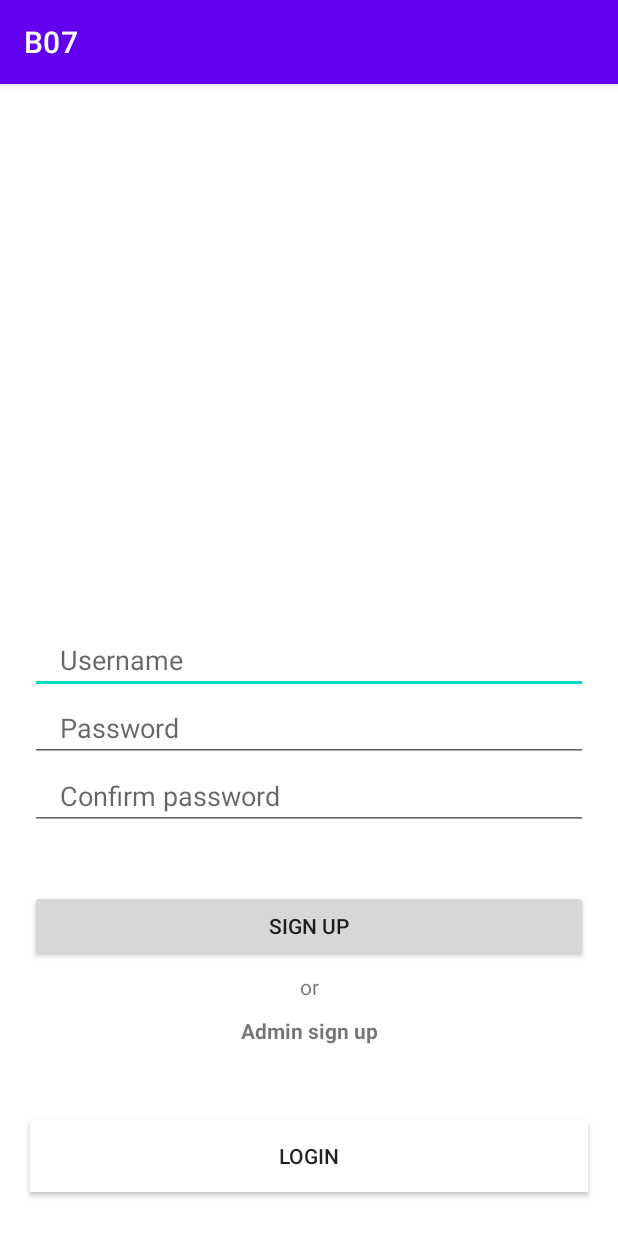
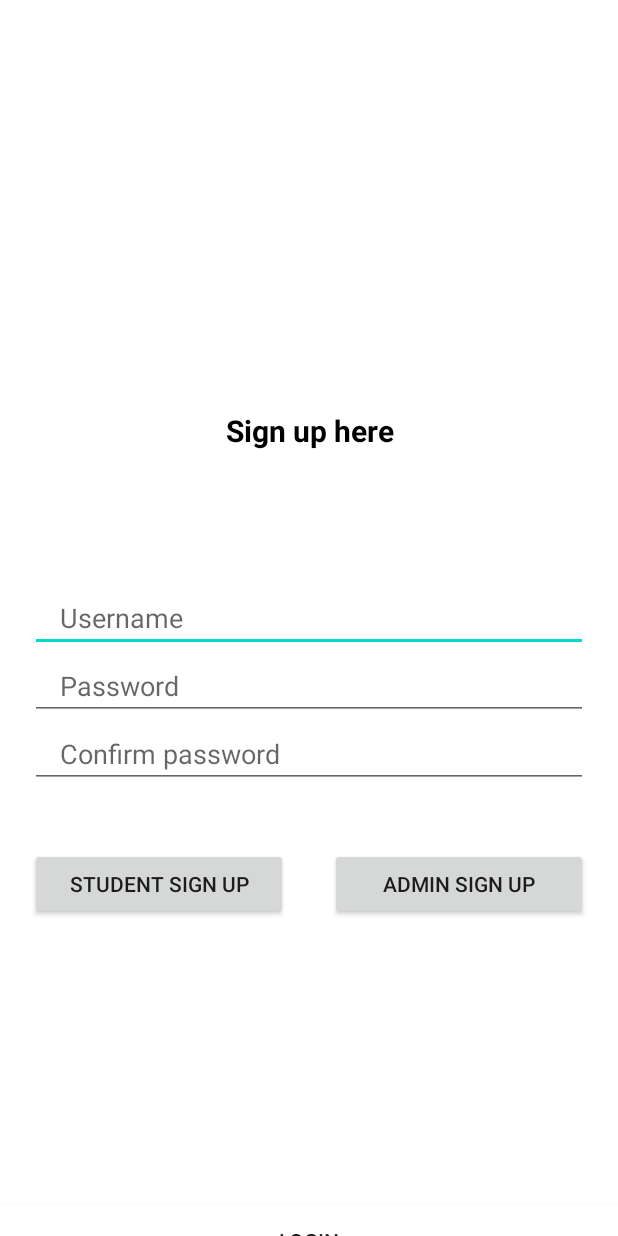
Before and after one commit to marimoooo/b07-group-project-, an Android app: the Signup screen opened directly, with no data from a screen before it, on a phone screen of 412 x 824 dp. Run offline under Robolectric (Android 15) with nearby library versions, the phone set to English and light mode, and no system bars; our stand-ins replace Firebase (no records; nobody signed in at launch, a user with empty details on screens opened directly).

Commit message:
Updated login signup activities.

```diff
--- a/app/src/main/res/layout/activity_signup.xml
+++ b/app/src/main/res/layout/activity_signup.xml
@@ -5,6 +5,19 @@
     android:layout_width="match_parent"
     android:layout_height="match_parent"
     tools:context=".Signup">
+
+    <TextView
+        android:layout_width="match_parent"
+        android:layout_height="wrap_content"
+        android:layout_marginBottom="20dp"
+        android:gravity="center"
+        android:text="Sign up here"
+        android:textColor="@color/black"
+        android:textSize="20dp"
+        android:textStyle="bold"
+        app:layout_constraintBottom_toTopOf="@+id/username"
+        app:layout_constraintTop_toTopOf="parent"
+        app:layout_constraintVertical_bias="0.8"/>
 
     <EditText
         android:id="@+id/username"
@@ -34,7 +47,7 @@
         android:layout_marginEnd="20dp"/>
 
     <EditText
-        android:id="@+id/confirm_password"
+        android:id="@+id/confirmPassword"
         android:layout_width="match_parent"
         android:layout_height="wrap_content"
         android:hint="Confirm password"
@@ -47,47 +60,33 @@
         android:layout_marginEnd="20dp"/>
 
     <androidx.appcompat.widget.AppCompatButton
-        android:id="@+id/signUpButton"
+        android:id="@+id/studentSignUpButton"
         android:layout_width="match_parent"
         android:layout_height="wrap_content"
         android:layout_marginTop="40dp"
-        android:text="Sign Up"
-        app:layout_constraintTop_toBottomOf="@+id/confirm_password"
+        android:text="Student Sign Up"
+        app:layout_constraintTop_toBottomOf="@+id/confirmPassword"
         android:layout_marginStart="20dp"
+        android:layout_marginEnd="220dp"/>
+
+    <androidx.appcompat.widget.AppCompatButton
+        android:id="@+id/adminSignUpButton"
+        android:layout_width="match_parent"
+        android:layout_height="wrap_content"
+        android:layout_marginTop="40dp"
+        android:text="Admin Sign Up"
+        app:layout_constraintTop_toBottomOf="@+id/confirmPassword"
+        android:layout_marginStart="220dp"
         android:layout_marginEnd="20dp"/>
-
-    <TextView
-        android:id="@+id/textView"
-        android:layout_width="wrap_content"
-        android:layout_height="wrap_content"
-        android:text="or"
-        app:layout_constraintBottom_toBottomOf="parent"
-        app:layout_constraintEnd_toEndOf="parent"
-        app:layout_constraintStart_toStartOf="parent"
-        app:layout_constraintTop_toBottomOf="@+id/signUpButton"
-        app:layout_constraintVertical_bias="0.04" />
-
-    <TextView
-        android:id="@+id/adminSignUpButton"
-        android:layout_width="wrap_content"
-        android:layout_height="wrap_content"
-        android:text="Admin sign up"
-        android:textStyle="bold"
-        app:layout_constraintBottom_toBottomOf="parent"
-        app:layout_constraintEnd_toEndOf="parent"
-        app:layout_constraintStart_toStartOf="parent"
-        app:layout_constraintTop_toBottomOf="@+id/signUpButton"
-        app:layout_constraintVertical_bias="0.219" />
 
     <androidx.appcompat.widget.AppCompatButton
         android:id="@+id/loginButton"
         android:layout_width="match_parent"
         android:layout_height="wrap_content"
-        android:layout_marginTop="50dp"
+        android:layout_marginTop="190dp"
         android:background="@color/cardview_light_background"
         android:text="login"
-        app:layout_constraintTop_toBottomOf="@+id/adminSignUpButton"
-        android:layout_marginStart="20dp"
-        android:layout_marginEnd="20dp"/>
+        app:layout_constraintTop_toBottomOf="@+id/studentSignUpButton"
+        tools:layout_editor_absoluteX="0dp" />
 
 </androidx.constraintlayout.widget.ConstraintLayout>
--- a/app/src/main/res/values/themes.xml
+++ b/app/src/main/res/values/themes.xml
@@ -1,6 +1,6 @@
 <resources xmlns:tools="http://schemas.android.com/tools">
     <!-- Base application theme. -->
-    <style name="Theme.B07" parent="Theme.MaterialComponents.DayNight.DarkActionBar">
+    <style name="Theme.B07" parent="Theme.MaterialComponents.DayNight.NoActionBar">
         <!-- Primary brand color. -->
         <item name="colorPrimary">@color/purple_500</item>
         <item name="colorPrimaryVariant">@color/purple_700</item>
--- a/build.gradle
+++ b/build.gradle
@@ -1,4 +1,8 @@
-// Top-level build file where you can add configuration options common to all sub-projects/modules.
+buildscript {
+    dependencies {
+        classpath 'com.google.gms:google-services:4.3.14'
+    }
+}// Top-level build file where you can add configuration options common to all sub-projects/modules.
 plugins {
     id 'com.android.application' version '7.3.1' apply false
     id 'com.android.library' version '7.3.1' apply false
```
Also changed, not shown: app/build.gradle (+5 -2 lines), app/src/main/AndroidManifest.xml (+7 -5 lines), app/src/main/java/com/example/b07/Login.java (+87 -6 lines), app/src/main/java/com/example/b07/Signup.java (+108 -0 lines), app/src/main/res/layout/activity_login.xml (+54 -30 lines).
